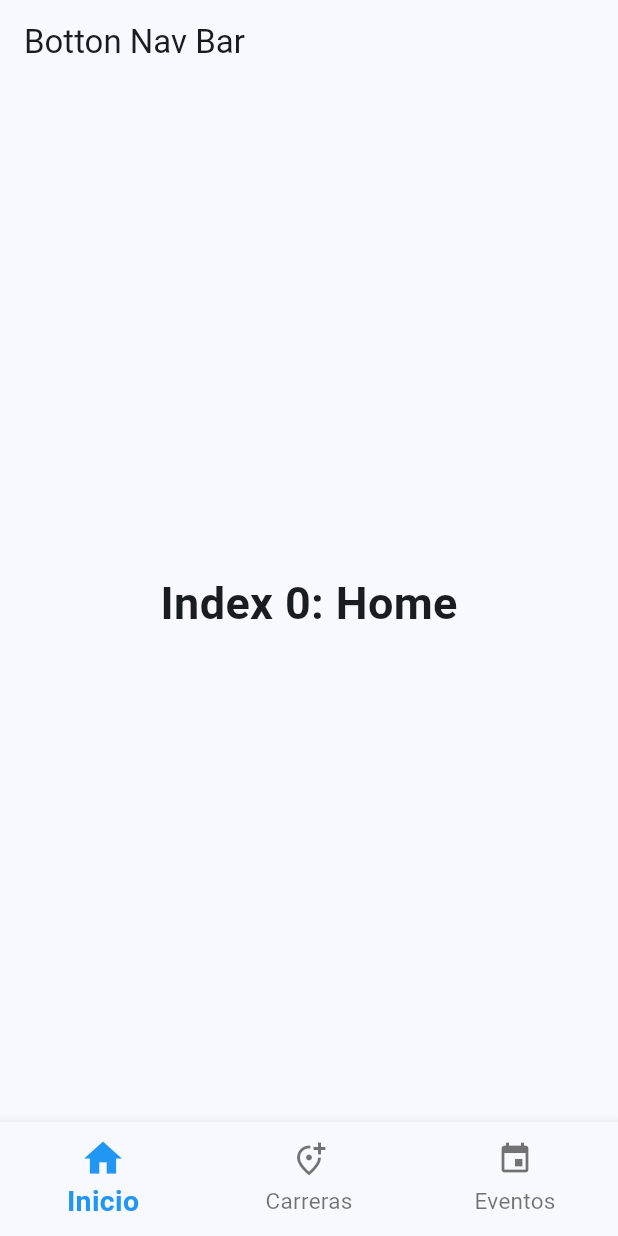
After one commit to HitMonChann/widgets_app, a Flutter app: the BottonNavBar screen opened by its route, on a phone screen of 412 x 824 dp. The commit adds this screen. Run offline on Flutter 3.47's test engine with Material 3 defaults, Android fonts, the phone set to English and light mode, and no system bars; our stand-ins replace fluttertoast, go_router.

Commit message:
[WIP] - Botton Navigation Bar

```diff
--- a/lib/config/menu/menu_items.dart
+++ b/lib/config/menu/menu_items.dart
@@ -44,4 +44,10 @@ const appMenuItems = <MenuItem>[
     link: '/animated',
     icon: Icons.check_box_outline_blank_outlined,
   ),
+  MenuItem(
+    title: 'Bottom Navigation Bar',
+    subTitle: 'Barra de navegación inferior',
+    link: '/bottonNavBar',
+    icon: Icons.menu_open_sharp,
+  ),
 ];
--- a/lib/config/router/app_router.dart
+++ b/lib/config/router/app_router.dart
@@ -1,5 +1,6 @@
 // GoRouter configuration
 import 'package:go_router/go_router.dart';
+import 'package:widgets_app/presentation/screens/home/botton_nav_bar.dart';
 import 'package:widgets_app/presentation/screens/screens.dart';
 
 final router = GoRouter(
@@ -29,5 +30,9 @@ final router = GoRouter(
       path: '/animated',
       builder: (context, state) => const AnimatedScreen(),
     ),
+    GoRoute(
+      path: '/bottonNavBar',
+      builder: (context, state) => const BottonNavBar(),
+    ),
   ],
 );
--- /dev/null
+++ b/lib/presentation/screens/home/botton_nav_bar.dart
@@ -0,0 +1,81 @@
+import 'package:flutter/material.dart';
+
+class BottonNavBar extends StatefulWidget {
+  const BottonNavBar({super.key});
+
+  @override
+  State<BottonNavBar> createState() => _BottonNavBarState();
+}
+
+class _BottonNavBarState extends State<BottonNavBar> {
+  int _selectedIndex = 0;
+
+  static const TextStyle optionStyle =
+      TextStyle(fontSize: 30, fontWeight: FontWeight.bold);
+
+  // Lista de colores para los ítems seleccionados
+  final List<Color> _selectedItemColors = [
+    Colors.blue,
+    Colors.green,
+    Colors.red,
+  ];
+
+  static const List<Widget> _widgetOptions = <Widget>[
+    Text(
+      'Index 0: Home',
+      style: optionStyle,
+    ),
+    Text(
+      'Index 1: Carreras',
+      style: optionStyle,
+    ),
+    Text(
+      'Index 2: Eventos',
+      style: optionStyle,
+    ),
+  ];
+
+  void _onItemTapped(int index) {
+    setState(() {
+      _selectedIndex = index;
+    });
+  }
+
+  @override
+  Widget build(BuildContext context) {
+    return Scaffold(
+      appBar: AppBar(
+        title: const Text('Botton Nav Bar'),
+      ),
+      body: Center(
+        child: _widgetOptions.elementAt(_selectedIndex),
+      ),
+      bottomNavigationBar: BottomNavigationBar(
+        items: const [
+          BottomNavigationBarItem(
+            icon: Icon(Icons.home),
+            label: 'Inicio',
+          ),
+          BottomNavigationBarItem(
+            icon: Icon(Icons.add_location_alt_outlined),
+            label: 'Carreras',
+          ),
+          BottomNavigationBarItem(
+            icon: Icon(Icons.event),
+            label: 'Eventos',
+            backgroundColor: Colors.red,
+          ),
+        ],
+        currentIndex: _selectedIndex,
+        selectedItemColor: _selectedItemColors.elementAt(_selectedIndex),
+        onTap: _onItemTapped,
+        selectedFontSize: 19,
+        unselectedFontSize: 15,
+        showUnselectedLabels: true,
+        selectedIconTheme: const IconThemeData(size: 30.0),
+        unselectedIconTheme: const IconThemeData(size: 24.0),
+        selectedLabelStyle: const TextStyle(fontWeight: FontWeight.bold),
+      ),
+    );
+  }
+}
```
